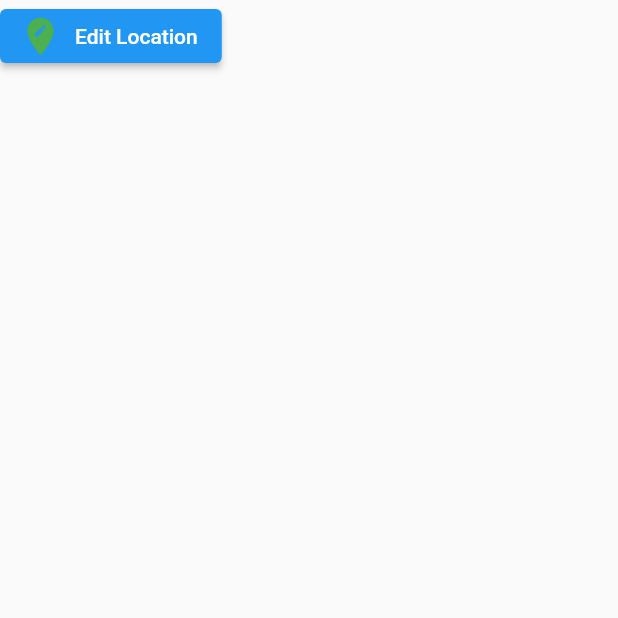
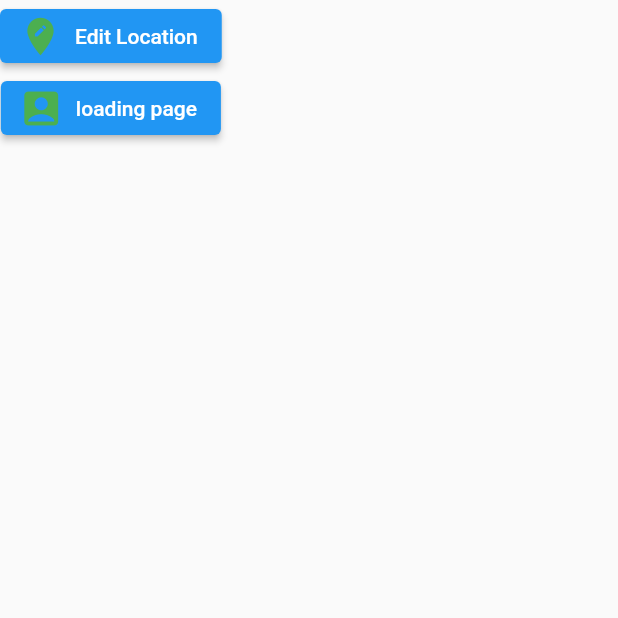
Before and after one commit to mahmudulislam299/flutter_net_ninja_app, a Flutter app: the screen it shows after launch, on a phone screen of 412 x 824 dp, the top half of it. Run offline on Flutter 3.47's test engine with Material 2 defaults, Android fonts, the phone set to English and light mode, and no system bars.

Commit message:
add multiple pages

```diff
--- a/lib/pages/home.dart
+++ b/lib/pages/home.dart
@@ -22,6 +22,17 @@ class _HomeState extends State<Home> {
               size: 30,
             ),
             label: const Text('Edit Location'),
+          ),
+          ElevatedButton.icon(
+            onPressed: (() {
+              Navigator.pushNamed(context, '/');
+            }),
+            icon: const Icon(
+              Icons.account_box,
+              color: Colors.green,
+              size: 30,
+            ),
+            label: const Text('loading page'),
           )
         ],
       )),
--- a/lib/pages/loading.dart
+++ b/lib/pages/loading.dart
@@ -9,7 +9,12 @@ class _LoadingState extends State<Loading> {
   @override
   Widget build(BuildContext context) {
     return Scaffold(
-      body: Text('Loading Screen'),
+      backgroundColor: Colors.amber,
+      appBar: AppBar(
+        title: Text('Loading Page'),
+        centerTitle: true,
+      ),
+      body: SafeArea(child: Text('Loading Screen')),
     );
   }
 }
```
